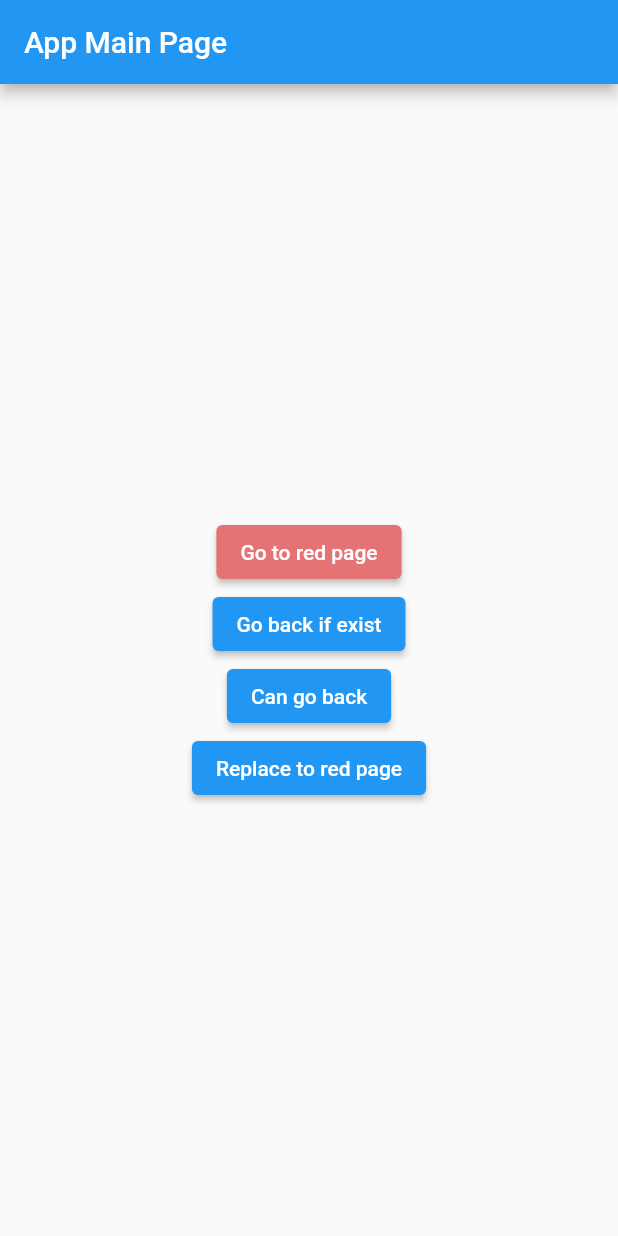
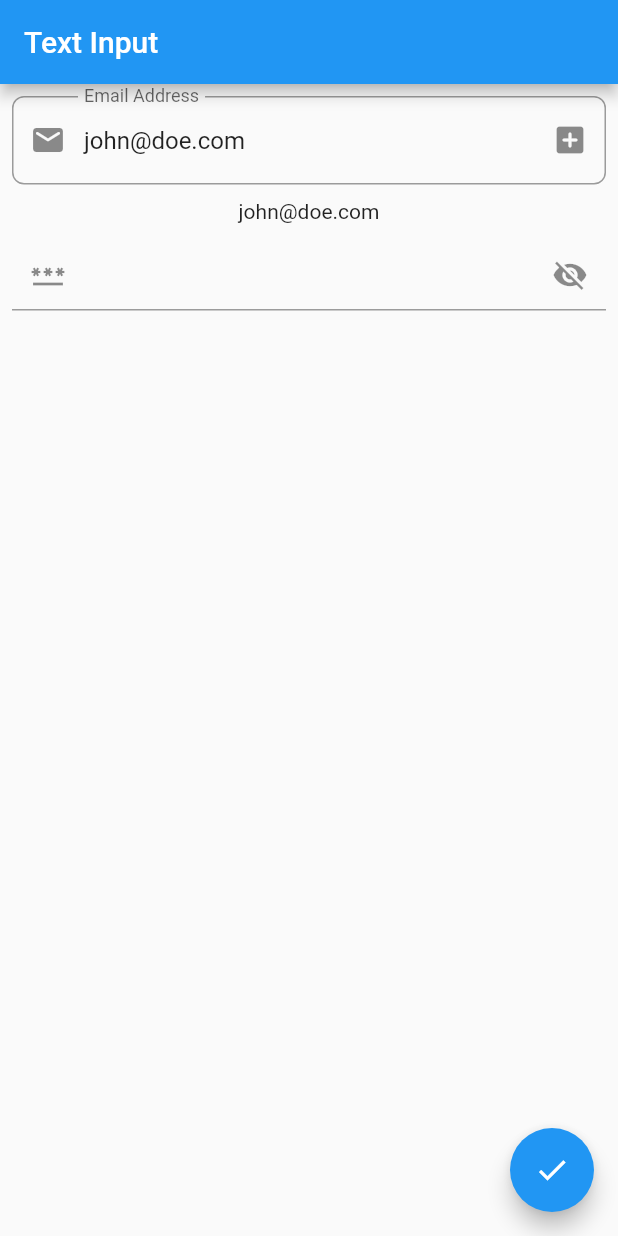
Before and after one commit to mohammadreza-jamali/flutterLearningFundementals, a Flutter app: the screen it shows after launch, on a phone screen of 412 x 824 dp. Run offline on Flutter 3.47's test engine with Material 2 defaults, Android fonts, the phone set to English and light mode, and no system bars; our stand-ins replace flutter_easyloading.

Commit message:
feat:  - add Text Field section

```diff
--- /dev/null
+++ b/lib/inputs/text_input.dart
@@ -0,0 +1,151 @@
+import 'package:flutter/material.dart';
+
+class TextInputSample extends StatefulWidget {
+  const TextInputSample({super.key});
+
+  @override
+  State<TextInputSample> createState() => _TextInputSampleState();
+}
+
+class _TextInputSampleState extends State<TextInputSample> {
+bool _isObscure = true;
+int _maxLineCount=1;
+late TextEditingController _emailController;
+late FocusNode _focusNode;
+
+@override
+  void initState() {
+    super.initState();
+    _emailController=TextEditingController(text: "john@doe.com");
+    _focusNode=FocusNode();
+    _focusNode.addListener(() {
+      setState(() {
+        if (_focusNode.hasFocus) {
+          _maxLineCount = 3;
+          return;
+        }
+        _maxLineCount = 1;
+      });
+    });
+  }
+
+  @override
+  void dispose() {
+    _emailController.dispose();
+    _focusNode.dispose();
+    super.dispose();
+  }
+
+  @override
+  Widget build(BuildContext context) {
+    return Scaffold(
+        appBar: AppBar(
+          title: const Text('Text Input'),
+        ),
+        floatingActionButton: FloatingActionButton(onPressed: (){
+          setState(() {
+            _emailController.text = "test@test.com";
+          });
+        },child: Icon(Icons.done),),
+        body: Padding(
+          padding: const EdgeInsets.all(8.0),
+          child: Column(
+            children: [
+              // TextField(
+              //   autofocus: true,
+              //   cursorColor: Colors.amber,
+              //   keyboardType: TextInputType.phone,
+              //   onChanged: (value) {
+              //     debugPrint(value);
+              //   },
+              //   onSubmitted: (value) {
+              //     debugPrint("Submitted value is :$value");
+              //   },
+              //   textInputAction: TextInputAction.done,
+              // ),
+              // const SizedBox(height: 10,),
+              TextField(
+                focusNode: _focusNode,
+                controller: _emailController,
+                cursorColor: Colors.amber,
+                keyboardType: TextInputType.emailAddress,
+                onChanged: (value) {
+                  setState(() {
+                    _emailController.value=TextEditingValue(
+                      text: value,
+                      selection: TextSelection.collapsed(offset: value.length)
+                    );
+                  });
+
+                },
+                onSubmitted: (value) {
+                  debugPrint("Submitted value is :$value");
+                },
+                textInputAction: TextInputAction.next,
+                maxLines: _maxLineCount,
+                decoration: InputDecoration(
+                    label: const Text("Email Address"),
+                    hintText: "Enter your mail address",
+                    prefixIcon: const Icon(Icons.email_rounded),
+                    suffixIcon: const Icon(Icons.add_box_rounded),
+                    border: OutlineInputBorder(
+                        borderRadius: BorderRadius.circular(8))),
+              ),
+              const SizedBox(
+                height: 10,
+              ),
+              // TextField(
+              //   cursorColor: Colors.amber,
+              //   keyboardType: TextInputType.multiline,
+              //   onChanged: (value) {
+              //     debugPrint(value);
+              //   },
+              //   onSubmitted: (value) {
+              //     debugPrint("Submitted value is :$value");
+              //   },
+              //   textInputAction: TextInputAction.newline,
+              //   maxLength: 50,
+              //   maxLines: 2,
+              //   decoration:
+              //       const InputDecoration(
+              //         icon: Icon(Icons.person),
+              //         counterText: ""
+              //       ),
+              // ),
+              Text(_emailController.text),
+              const SizedBox(
+                height: 10,
+              ),
+              TextField(
+
+                cursorColor: Colors.amber,
+                keyboardType: TextInputType.text,
+
+                onChanged: (value) {
+                  debugPrint(value);
+                },
+                onSubmitted: (value) {
+                  debugPrint("Submitted value is :$value");
+                },
+                textInputAction: TextInputAction.done,
+                obscuringCharacter: "*",
+                obscureText: _isObscure,
+                decoration: InputDecoration(
+                  prefixIcon: const Icon(Icons.password),
+                  suffixIcon: IconButton(
+                                    onPressed: () {
+                                      setState(() {
+                                        _isObscure = !_isObscure;
+                                      });
+                                    },
+                                    icon: Icon(_isObscure
+                                        ? Icons.visibility_off
+                                        : Icons.visibility))
+
+                ),
+              ),
+            ],
+          ),
+        ));
+  }
+}
--- a/lib/main.dart
+++ b/lib/main.dart
@@ -3,6 +3,7 @@ import 'package:flutter_application_1/basic_buttons.dart';
 import 'package:flutter_application_1/card_tile.dart';
 import 'package:flutter_application_1/dropdown_usage.dart';
 import 'package:flutter_application_1/image.dart';
+import 'package:flutter_application_1/inputs/text_input.dart';
 import 'package:flutter_application_1/list_usage.dart';
 import 'package:flutter_application_1/mycounter.dart';
 import 'package:flutter_application_1/navigation/navigation_main.dart';
@@ -46,8 +47,7 @@ class MyWidget extends StatelessWidget {
 
           ))
           ),
-        home: MyApp(),
-        builder: EasyLoading.init(),
+        home: TextInputSample()
     );
   }
 
```
